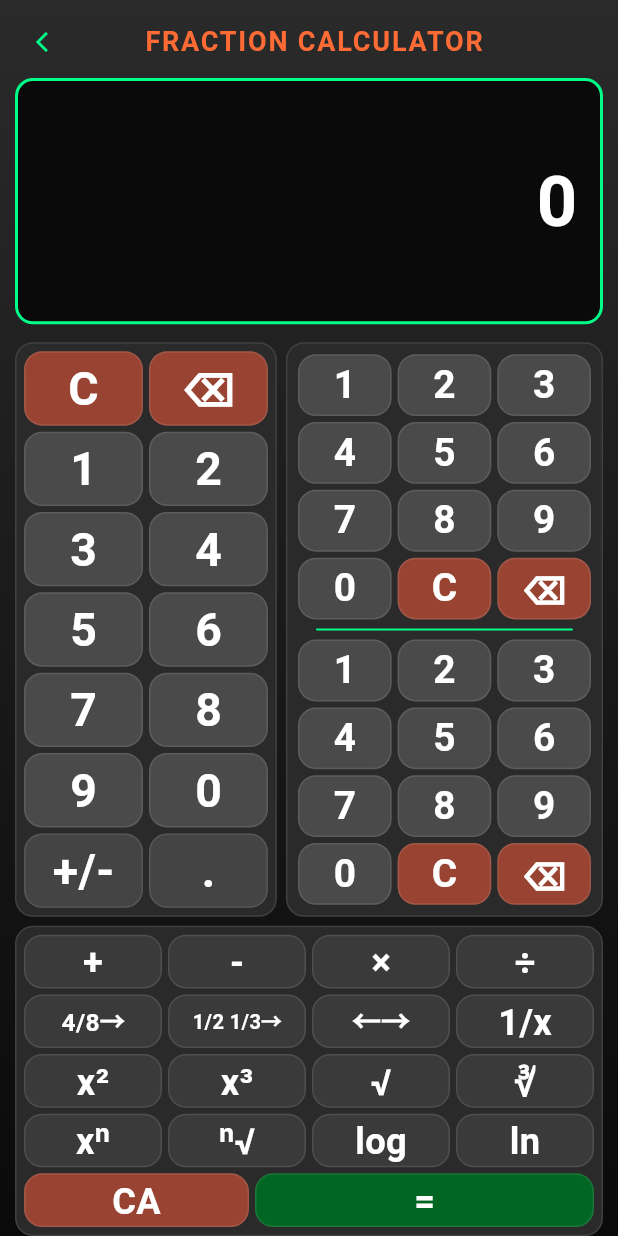
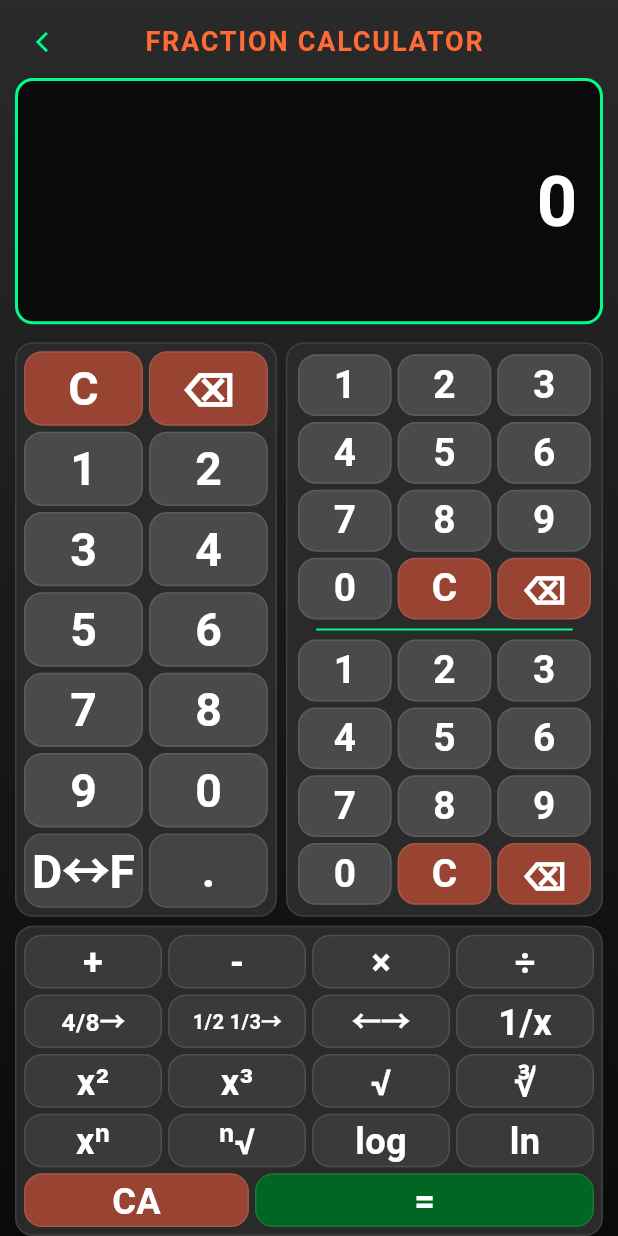
Before and after one commit to lixuedenon/multi_calculator11, a Flutter app: the FractionCalculatorPage screen opened directly, on a phone screen of 412 x 824 dp. Run offline on Flutter 3.47's test engine with Material 3 defaults, Android fonts, the phone set to English and light mode, and no system bars; our stand-ins replace easy_localization.

Commit message:
更新项目

```diff
--- a/lib/pages/fraction_calculator/fraction_calculator_page.dart
+++ b/lib/pages/fraction_calculator/fraction_calculator_page.dart
@@ -1,4 +1,4 @@
-// fraction_calculator_page.dart - 第1部分：类定义、初始化和基础显示方法（修复版）
+// fraction_calculator_page.dart - 完整版（添加小数分数互换功能）
 
 import 'dart:async';
 import 'dart:math' as math;
@@ -75,7 +75,15 @@ class _FractionCalculatorPageState extends State<FractionCalculatorPage>
   }
 
   Widget buildMainDisplay() {
+    // 【调试】查看走哪个显示路径
+      print("=== buildMainDisplay DEBUG ===");
+      print("isPureNumericCalculation: ${calculator.isPureNumericCalculation}");
+      print("numericResult: ${calculator.numericResult}");
+      print("calculationResult: ${calculator.calculationResult}");
+      print("lastOperation: ${calculator.lastOperation}");
+      print("===================================");
     if (calculator.isPureNumericCalculation && calculator.numericResult != null) {
+      print("进入: buildPureNumericResultDisplay");
       return buildPureNumericResultDisplay();
     }
 
@@ -190,6 +198,7 @@ class _FractionCalculatorPageState extends State<FractionCalculatorPage>
   }
 
   Widget buildCalculationResultDisplay() {
+
     return Row(
       mainAxisSize: MainAxisSize.min,
       children: [
@@ -243,7 +252,6 @@ class _FractionCalculatorPageState extends State<FractionCalculatorPage>
       ],
     );
   }
-
   Widget buildSpecialStateDisplay() {
       return buildSpecialOperatorDisplay(calculator.lastOperation);
     }
@@ -262,7 +270,6 @@ class _FractionCalculatorPageState extends State<FractionCalculatorPage>
           return buildCurrentInputDisplay();
       }
     }
-  // fraction_calculator_page.dart - 第2部分：特殊显示和分数显示逻辑（修复版）
 
     Widget buildLogarithmDisplay() {
       bool isUsingDefault = !calculator.hasValidCurrentInput();
@@ -384,8 +391,10 @@ class _FractionCalculatorPageState extends State<FractionCalculatorPage>
 
   Widget buildCurrentInputDisplay() {
     if (calculator.isCurrentInputDecimal) {
+      // 输入阶段显示原始字符串，不格式化
+      String displayText = calculator.integerInput;
       return Text(
-            formatNumericResult(calculator.getCurrentDecimalValue()),
+        displayText,
         style: const TextStyle(fontSize: 47, color: Colors.white, fontWeight: FontWeight.w600),
       );
     } else {
@@ -408,14 +417,16 @@ class _FractionCalculatorPageState extends State<FractionCalculatorPage>
       return result;
     }
 
-      // 【核心修复】分数显示逻辑 - 简化负号检查
     Widget buildFractionDisplay(Fraction fraction) {
-        // 【简化】统一负号检查：只检查_integerInput字符串状态
-        bool isNegative = calculator.integerInput.startsWith('-');
+      // 【新增】计算结果为0时直接显示0
+      if (calculator.calculationResult != null &&
+          calculator.calculationResult!.integerPart == 0 &&
+          calculator.calculationResult!.numerator == 0) {
+        return const Text("0", style: TextStyle(fontSize: 47, color: Colors.white, fontWeight: FontWeight.w600));
+      }
 
-        // 获取绝对值用于显示（因为负号统一在最左边显示）
-        final integerStr = fraction.integerPart.abs().toString();
-        final numeratorStr = fraction.numerator.abs().toString();
+      final integerStr = fraction.integerPart.toString();
+      final numeratorStr = fraction.numerator.toString();
       final denominatorStr = fraction.denominator.toString();
 
       bool onlyNumeratorInput = calculator.hasOnlyNumeratorInput();
@@ -426,7 +437,6 @@ class _FractionCalculatorPageState extends State<FractionCalculatorPage>
         return Row(
           mainAxisSize: MainAxisSize.min,
           children: [
-              if (isNegative) const Text("-", style: TextStyle(fontSize: 47, color: Colors.white, fontWeight: FontWeight.w600)),
             Column(
               mainAxisSize: MainAxisSize.min,
               children: [
@@ -444,11 +454,10 @@ class _FractionCalculatorPageState extends State<FractionCalculatorPage>
         return Row(
           mainAxisSize: MainAxisSize.min,
           children: [
-              if (isNegative) const Text("-", style: TextStyle(fontSize: 47, color: Colors.white, fontWeight: FontWeight.w600)),
             Column(
               mainAxisSize: MainAxisSize.min,
               children: [
-                  const Text("0", style: TextStyle(fontSize: 33, color: Colors.white, fontWeight: FontWeight.w600)),
+                const Text(" ", style: TextStyle(fontSize: 33, color: Colors.transparent, fontWeight: FontWeight.w600)),
                 Container(width: math.max(25, denominatorStr.length * 16.5), height: 1.5, color: Colors.white),
                 Text(denominatorStr, style: const TextStyle(fontSize: 33, color: Colors.white, fontWeight: FontWeight.w600)),
               ],
@@ -458,32 +467,26 @@ class _FractionCalculatorPageState extends State<FractionCalculatorPage>
       }
 
       // 特殊情况3：空输入或纯0状态
-        if (fraction.integerPart == 0 && fraction.numerator == 0 && !calculator.hasUserInputDenominator) {
+      if (fraction.integerPart == 0 && fraction.numerator == 0) {
         String integerText = calculator.integerInput;
-          // 处理特殊的负号输入状态
-          if (integerText == "-") {
-            return const Text("-", style: TextStyle(fontSize: 47, color: Colors.white, fontWeight: FontWeight.w600));
-          } else if (integerText == "-0") {
-            return const Text("-0", style: TextStyle(fontSize: 47, color: Colors.white, fontWeight: FontWeight.w600));
+        if (integerText.isEmpty) {
+          return const Text("0", style: TextStyle(fontSize: 47, color: Colors.white, fontWeight: FontWeight.w600));
         } else {
-            return const Text("0", style: TextStyle(fontSize: 47, color: Colors.white, fontWeight: FontWeight.w600));
+          return Text(integerText, style: const TextStyle(fontSize: 47, color: Colors.white, fontWeight: FontWeight.w600));
         }
       }
 
       // 特殊情况4：纯整数显示
       if (fraction.denominator == 1 && fraction.numerator == 0) {
-          String displayText = calculator.integerInput.isNotEmpty ? calculator.integerInput : (isNegative ? "-$integerStr" : integerStr);
+        String displayText = calculator.integerInput.isNotEmpty ? calculator.integerInput : integerStr;
         return Text(displayText, style: const TextStyle(fontSize: 47, color: Colors.white, fontWeight: FontWeight.w600));
       }
 
-        // 一般情况：完整分数显示（负号统一在最左边）
+      // 一般情况：完整分数显示
       return Row(
         mainAxisSize: MainAxisSize.min,
         crossAxisAlignment: CrossAxisAlignment.center,
         children: [
-            // 【关键】负号统一显示在最左边
-            if (isNegative) const Text("-", style: TextStyle(fontSize: 47, color: Colors.white, fontWeight: FontWeight.w600)),
-
           // 整数部分
           if (fraction.integerPart != 0) ...[
             Text(integerStr, style: const TextStyle(fontSize: 47, color: Colors.white, fontWeight: FontWeight.w600)),
@@ -508,7 +511,6 @@ class _FractionCalculatorPageState extends State<FractionCalculatorPage>
         ],
       );
     }
-
   Widget buildMiniOriginalExpression() {
       if (calculator.calculationResult != null) {
         if (calculator.isPureNumericCalculation && calculator.numericResult != null) {
@@ -553,7 +555,6 @@ class _FractionCalculatorPageState extends State<FractionCalculatorPage>
 
       return const SizedBox.shrink();
     }
-  // fraction_calculator_page.dart - 第3部分：表达式构建和主界面布局（修复版）
 
     Widget buildPureNumericMiniExpression() {
       if (calculator.isUnaryResult && calculator.effectiveOriginalValue != null) {
@@ -573,7 +574,7 @@ class _FractionCalculatorPageState extends State<FractionCalculatorPage>
             ]);
           case '自然对数':
             return buildExpressionRow([
-                const Text("ln", style: TextStyle(fontSize: 14, color: Colors.white70)),
+              const Text("ln", style: const TextStyle(fontSize: 14, color: Colors.white70)),
               Text(originalText, style: const TextStyle(fontSize: 14, color: Colors.white70)),
             ]);
           case '平方':
@@ -591,6 +592,7 @@ class _FractionCalculatorPageState extends State<FractionCalculatorPage>
               const Text("1/", style: TextStyle(fontSize: 14, color: Colors.white70)),
               Text(originalText, style: const TextStyle(fontSize: 14, color: Colors.white70)),
             ]);
+
           default:
             String operatorText = getOperatorDisplayText(operation ?? "");
             return buildExpressionRow([
@@ -706,6 +708,7 @@ class _FractionCalculatorPageState extends State<FractionCalculatorPage>
             buildMiniFractionDisplay(originalValue),
             const Text(")", style: TextStyle(fontSize: 14, color: Colors.white70)),
           ]);
+
 
         default:
           String operatorText = getOperatorDisplayText(operation);
@@ -823,6 +826,7 @@ class _FractionCalculatorPageState extends State<FractionCalculatorPage>
                   case '平方根': return 'fraction_sqrt'.tr();
                   case '立方根': return 'fraction_cbrt'.tr();
                   case '自然对数': return 'fraction_ln'.tr();
+
                   default: return operation;
                 }
               } catch (e) {
@@ -850,7 +854,7 @@ class _FractionCalculatorPageState extends State<FractionCalculatorPage>
             @override
             Widget build(BuildContext context) {
               return Directionality(
-          textDirection: ui.TextDirection.ltr, // 强制整个页面使用LTR布局
+                textDirection: ui.TextDirection.ltr,
                 child: Scaffold(
                   backgroundColor: const Color(0xFF1a1a1a),
                   body: SafeArea(
@@ -882,7 +886,7 @@ class _FractionCalculatorPageState extends State<FractionCalculatorPage>
                                 const SizedBox(width: 8),
                                 Expanded(
                                   child: Directionality(
-                              textDirection: ui.TextDirection.rtl, // 只有标题文本使用RTL
+                                    textDirection: ui.TextDirection.rtl,
                                     child: Text(
                                       'fraction_title'.tr().toUpperCase(),
                                       style: const TextStyle(
@@ -933,7 +937,7 @@ class _FractionCalculatorPageState extends State<FractionCalculatorPage>
                                                     child: Container(
                                                       padding: const EdgeInsets.all(6),
                                                       decoration: BoxDecoration(
-                                                  color: const Color(0xFF00FF88).withOpacity(0.2),
+                                                        color: const Color(0xFF00FF88).withValues(alpha: 0.2),
                                                         borderRadius: BorderRadius.circular(6),
                                                         border: Border.all(color: const Color(0xFF00FF88), width: 1),
                                                       ),
@@ -971,7 +975,7 @@ class _FractionCalculatorPageState extends State<FractionCalculatorPage>
                                             decoration: BoxDecoration(
                                               color: const Color(0xFF2a2a2a),
                                               borderRadius: BorderRadius.circular(12),
-                                        border: Border.all(color: Colors.white.withOpacity(0.1), width: 1),
+                                              border: Border.all(color: Colors.white.withValues(alpha: 0.1), width: 1),
                                             ),
                                             padding: const EdgeInsets.all(4),
                                             child: Column(
--- a/lib/pages/fraction_calculator/fraction_input_components.dart
+++ b/lib/pages/fraction_calculator/fraction_input_components.dart
@@ -1,4 +1,4 @@
-// fraction_input_components.dart - RTL修复完整版
+// fraction_input_components.dart - RTL修复完整版（添加简单负号功能）
 
 import 'dart:ui' as ui;
 import 'package:flutter/material.dart';
@@ -269,10 +269,11 @@ class FractionInputComponents {
             ),
           ),
           const SizedBox(height: 2),
+          // 【修改】恢复+/-按钮，与小数点按钮并排
           Expanded(
             child: Row(
               children: [
-                Expanded(child: buildNumberButton('+/-', const Color(0xFF444444), () => handleIntegerInput('+/-'))),
+                Expanded(child: buildNumberButton('D↔F', const Color(0xFF444444), () => handleIntegerInput('D↔F'))),
                 const SizedBox(width: 2),
                 Expanded(child: buildNumberButton('.', const Color(0xFF444444), () => handleIntegerInput('.'))),
               ],
--- a/lib/utils/fraction_calculator/fraction_calculator_logic.dart
+++ b/lib/utils/fraction_calculator/fraction_calculator_logic.dart
@@ -38,6 +38,8 @@ class FractionCalculatorLogic {
   double? get firstNumericOperand => _inputHandler.firstNumericOperand;
   double? get secondNumericOperand => _inputHandler.secondNumericOperand;
   bool get shouldShowHistory => _shouldShowHistory;
+  // 在FractionCalculatorLogic类中添加：
+  bool get waitingForSecondOperand => _inputHandler.waitingForSecondOperand;
 
   Fraction? get originalFirstOperand => _inputHandler.originalFirstOperand;
   Fraction? get originalSecondOperand => _inputHandler.originalSecondOperand;
```
Also changed, not shown: lib/pages/fraction_calculator/fraction_calculation_process_page.dart (+8 -47 lines), lib/utils/fraction_calculator/fraction_input_handler.dart (+78 -142 lines). Lines whose indentation alone changed are shown as unchanged.
